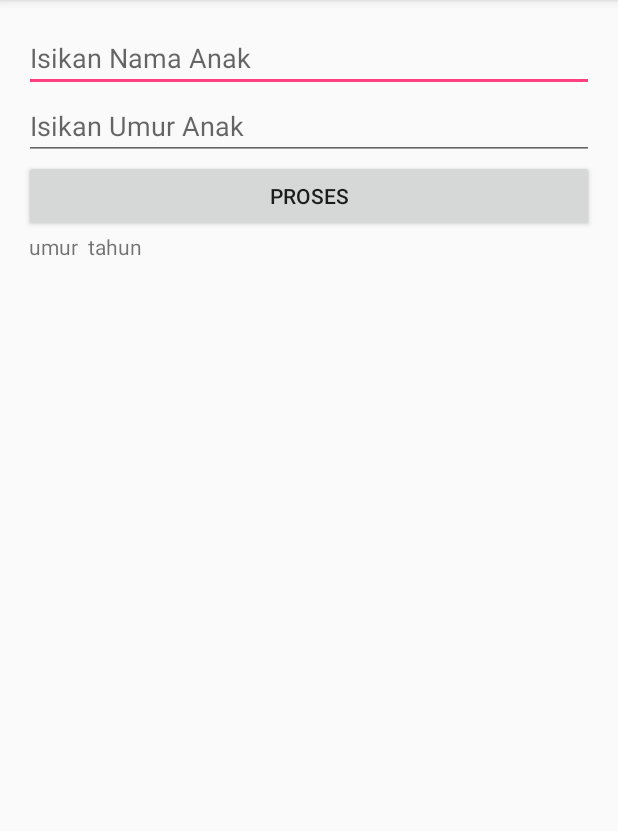
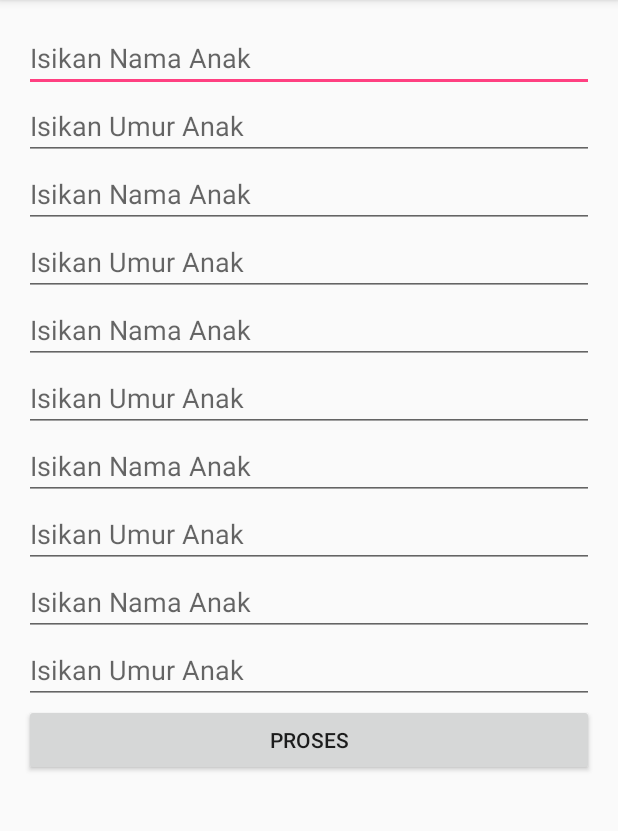
Before and after one commit to amaliad/AdvancedWidget1, an Android app: the screen it shows after launch (MainActivity), after a tap on "PROSES", on a phone screen of 412 x 824 dp, the part 84-915 px from its top. Run offline under Robolectric (Android 15) with nearby library versions, the phone set to English and light mode, and no system bars.

Commit message:
Widget Programming Part 2

```diff
--- a/app/src/main/java/id/sch/smktelkom_mlg/learn/advancedwidget1/MainActivity.java
+++ b/app/src/main/java/id/sch/smktelkom_mlg/learn/advancedwidget1/MainActivity.java
@@ -16,18 +16,13 @@ public class MainActivity extends AppCompatActivity {
         super.onCreate(savedInstanceState);
         setContentView(R.layout.activity_main);
 
-        LinearLayout llMain = (LinearLayout) findViewById(R.id.LinearLayoutMain);
+        final LinearLayout llMain = (LinearLayout) findViewById(R.id.LinearLayoutMain);
 
-        final EditText etNama = new EditText(this);
-        llMain.addView(etNama);
-        etNama.setHint("Isikan Nama Anak");
-
-        final EditText etUmur = new EditText(this);
-        llMain.addView(etUmur);
-        etUmur.setHint("Isikan Umur Anak");
-        etUmur.setInputType(InputType.TYPE_CLASS_NUMBER);
+        addEditText(llMain);
 
         Button bProses = new Button(this);
+
+        bProses = new Button(this);
         bProses.setText("Proses");
         llMain.addView(bProses);
         final TextView tvHasil = new TextView(this);
@@ -35,11 +30,40 @@ public class MainActivity extends AppCompatActivity {
         bProses.setOnClickListener(new View.OnClickListener() {
             @Override
             public void onClick(View view) {
-                String nama = etNama.getText().toString();
-                String umur = etUmur.getText().toString();
-
-                tvHasil.setText(nama + " umur " + umur + " tahun ");
+                doProses(llMain);
             }
         });
+
+    }
+
+    private void doProses(LinearLayout llMain) {
+        String hasil = "";
+        for (int i = 1; i < 5; i++) {
+            EditText etNama = (EditText) llMain.getChildAt(i * 2);
+            EditText etUmur = (EditText) llMain.getChildAt((i * 2) + 1);
+
+            String nama = etNama.getText().toString().trim();
+            String umur = etUmur.getText().toString();
+
+            if (umur.isEmpty())
+                umur = "0";
+            if (!nama.isEmpty())
+                hasil += "Anak ke-" + (i + 1) + ": " + nama + " umur " + umur + " tahun\n";
+        }
+        TextView tvHasil = (TextView) llMain.getChildAt(11);
+        tvHasil.setText(hasil);
+    }
+
+    private void addEditText(LinearLayout llMain) {
+        for (int i = 1; i <= 5; i++) {
+            final EditText etNama = new EditText(this);
+            llMain.addView(etNama);
+            etNama.setHint("Isikan Nama Anak");
+
+            final EditText etUmur = new EditText(this);
+            llMain.addView(etUmur);
+            etUmur.setHint("Isikan Umur Anak");
+            etUmur.setInputType(InputType.TYPE_CLASS_NUMBER);
+        }
     }
 }
```
